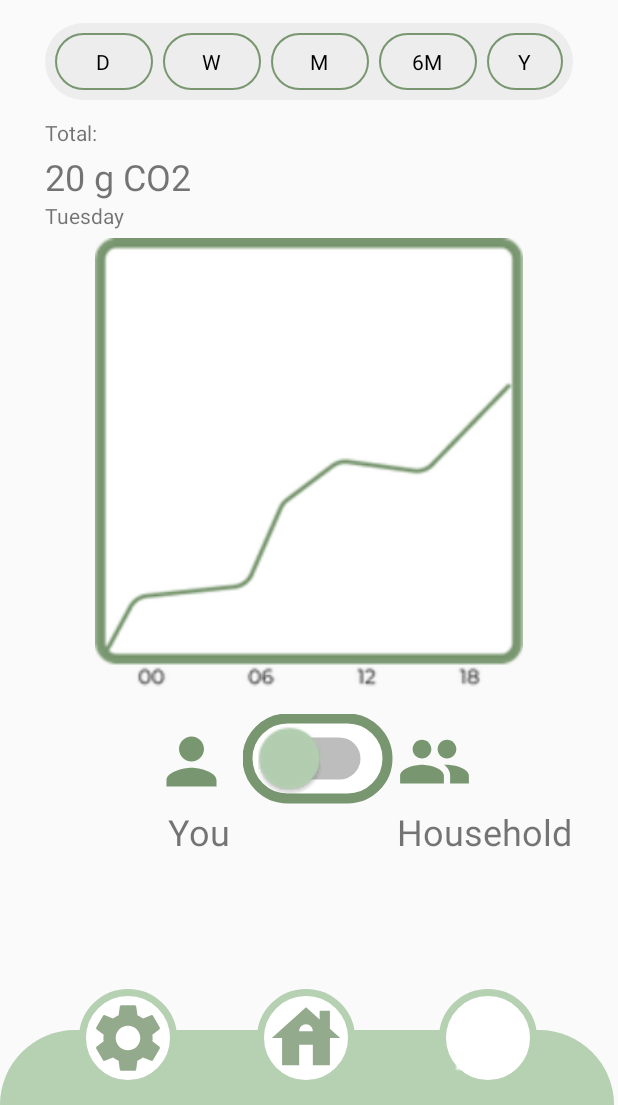
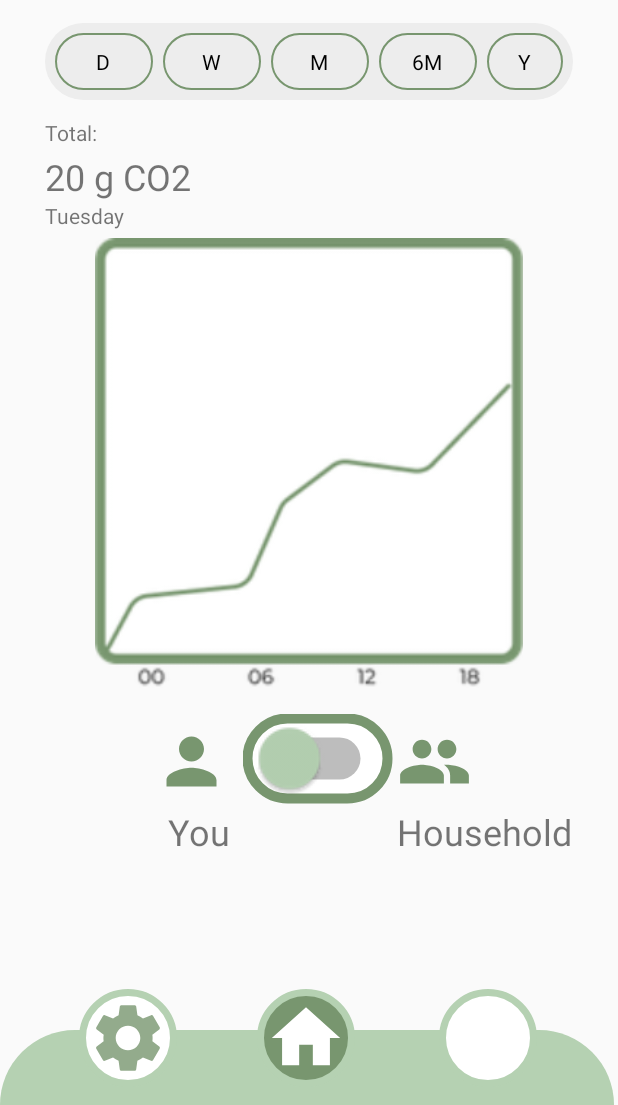
Before and after one commit to minvenanne/Kei-Data, an Android app: the screen it shows after launch (MainActivity), on a phone screen of 412 x 824 dp, the part 131-1236 px from its top. Run offline under Robolectric (Android 15) with nearby library versions, the phone set to English and light mode, and no system bars.

Commit message:
pressed button

```diff
--- /dev/null
+++ b/app/src/main/res/drawable/allround_pressed.xml
@@ -0,0 +1,11 @@
+<?xml version="1.0" encoding="utf-8"?>
+<shape xmlns:android="http://schemas.android.com/apk/res/android">
+    <solid android:color="#78966f"/>
+    <corners
+        android:topRightRadius="360dp"
+        android:topLeftRadius="360dp"
+        android:bottomRightRadius="360dp"
+        android:bottomLeftRadius="360dp"
+        />
+    <stroke android:width="7px" android:color="#B5D1B2"></stroke>
+</shape>
--- /dev/null
+++ b/app/src/main/res/drawable/home_pressed.xml
@@ -0,0 +1,5 @@
+<vector android:height="24dp" android:tint="#FFFFFF"
+    android:viewportHeight="24" android:viewportWidth="24"
+    android:width="24dp" xmlns:android="http://schemas.android.com/apk/res/android">
+    <path android:fillColor="@android:color/white" android:pathData="M10,20v-6h4v6h5v-8h3L12,3 2,12h3v8z"/>
+</vector>
--- /dev/null
+++ b/app/src/main/res/drawable/settings_pressed.xml
@@ -0,0 +1,5 @@
+<vector android:height="24dp" android:tint="#FFFFFF"
+    android:viewportHeight="24" android:viewportWidth="24"
+    android:width="24dp" xmlns:android="http://schemas.android.com/apk/res/android">
+    <path android:fillColor="@android:color/white" android:pathData="M19.14,12.94c0.04,-0.3 0.06,-0.61 0.06,-0.94c0,-0.32 -0.02,-0.64 -0.07,-0.94l2.03,-1.58c0.18,-0.14 0.23,-0.41 0.12,-0.61l-1.92,-3.32c-0.12,-0.22 -0.37,-0.29 -0.59,-0.22l-2.39,0.96c-0.5,-0.38 -1.03,-0.7 -1.62,-0.94L14.4,2.81c-0.04,-0.24 -0.24,-0.41 -0.48,-0.41h-3.84c-0.24,0 -0.43,0.17 -0.47,0.41L9.25,5.35C8.66,5.59 8.12,5.92 7.63,6.29L5.24,5.33c-0.22,-0.08 -0.47,0 -0.59,0.22L2.74,8.87C2.62,9.08 2.66,9.34 2.86,9.48l2.03,1.58C4.84,11.36 4.8,11.69 4.8,12s0.02,0.64 0.07,0.94l-2.03,1.58c-0.18,0.14 -0.23,0.41 -0.12,0.61l1.92,3.32c0.12,0.22 0.37,0.29 0.59,0.22l2.39,-0.96c0.5,0.38 1.03,0.7 1.62,0.94l0.36,2.54c0.05,0.24 0.24,0.41 0.48,0.41h3.84c0.24,0 0.44,-0.17 0.47,-0.41l0.36,-2.54c0.59,-0.24 1.13,-0.56 1.62,-0.94l2.39,0.96c0.22,0.08 0.47,0 0.59,-0.22l1.92,-3.32c0.12,-0.22 0.07,-0.47 -0.12,-0.61L19.14,12.94zM12,15.6c-1.98,0 -3.6,-1.62 -3.6,-3.6s1.62,-3.6 3.6,-3.6s3.6,1.62 3.6,3.6S13.98,15.6 12,15.6z"/>
+</vector>
--- a/app/src/main/res/layout/activity_main.xml
+++ b/app/src/main/res/layout/activity_main.xml
@@ -243,7 +243,7 @@
         android:layout_marginBottom="40dp"
         android:layout_weight="1"
         android:adjustViewBounds="true"
-        android:background="@drawable/allround"
+        android:background="@drawable/allround_pressed"
         android:padding="5dp"
         android:scaleType="fitCenter"
         app:layout_constraintBottom_toBottomOf="@+id/menu"
@@ -251,7 +251,7 @@
         app:layout_constraintHorizontal_bias="0.494"
         app:layout_constraintStart_toStartOf="parent"
         app:layout_constraintTop_toTopOf="@+id/menu"
-        app:srcCompat="@drawable/ic_home" />
+        app:srcCompat="@drawable/home_pressed" />
 
     <ImageButton
         android:id="@+id/Categories"
@@ -262,7 +262,7 @@
         android:layout_weight="1"
         android:adjustViewBounds="true"
         android:background="@drawable/allround"
-        android:padding="5dp"
+        android:padding="7dp"
         android:scaleType="fitCenter"
         app:layout_constraintBottom_toBottomOf="@+id/menu"
         app:layout_constraintEnd_toEndOf="parent"
@@ -271,33 +271,4 @@
         app:layout_constraintTop_toTopOf="@+id/menu"
         app:srcCompat="@drawable/ic_category" />
 
-    <!--    <androidx.constraintlayout.helper.widget.Layer
-           android:id="@+id/layer"
-           android:layout_width="wrap_content"
-           android:layout_height="wrap_content"
-           app:constraint_referenced_ids="Total" />
-
-          <com.google.android.material.bottomnavigation.BottomNavigationView
-               android:id="@+id/bottomNavigationView"
-               android:layout_width="match_parent"
-               android:layout_height="70dp"
-               android:layout_marginTop="580dp"
-               android:background="@drawable/navigationbar"
-               app:layout_constraintTop_toBottomOf="@+id/Title"
-               app:menu="@menu/botton_navmenu"
-               tools:layout_editor_absoluteX="0dp">
-
-           </com.google.android.material.bottomnavigation.BottomNavigationView>
-
-           <FrameLayout
-               android:id="@+id/settings"
-               android:layout_width="414dp"
-               android:layout_height="635dp"
-               android:layout_marginTop="18dp"
-               app:layout_constraintBottom_toBottomOf="@+id/bottomNavigationView"
-               app:layout_constraintTop_toBottomOf="@+id/Title"
-               tools:layout_editor_absoluteX="0dp">
-
-           </FrameLayout>-->
-
 </androidx.constraintlayout.widget.ConstraintLayout>
--- a/app/src/main/res/layout/activity_settings1.xml
+++ b/app/src/main/res/layout/activity_settings1.xml
@@ -128,13 +128,13 @@
         android:layout_marginEnd="35dp"
         android:layout_weight="1"
         android:adjustViewBounds="true"
-        android:background="@drawable/allround"
-        android:padding="2dp"
+        android:background="@drawable/allround_pressed"
+        android:padding="5dp"
         android:scaleType="fitCenter"
         app:layout_constraintEnd_toStartOf="@+id/Total"
         app:layout_constraintStart_toStartOf="parent"
         app:layout_constraintTop_toTopOf="parent"
-        app:srcCompat="@drawable/ic_settings" />
+        app:srcCompat="@drawable/settings_pressed" />
 
     <TextView
         android:id="@+id/textView"
```
